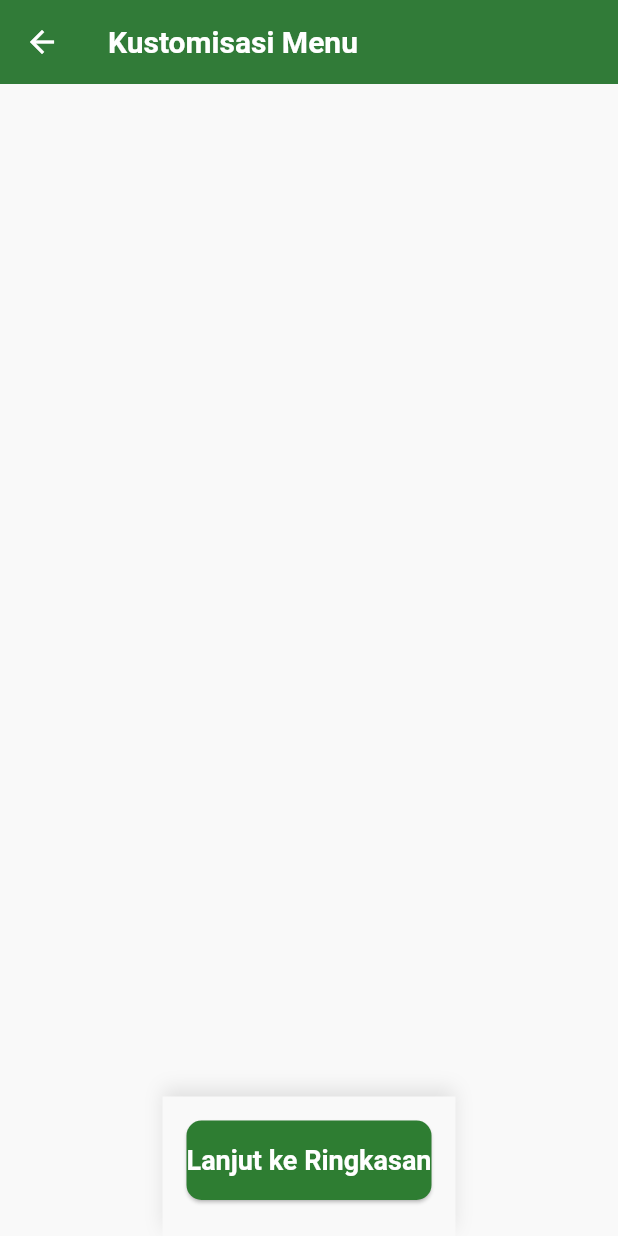
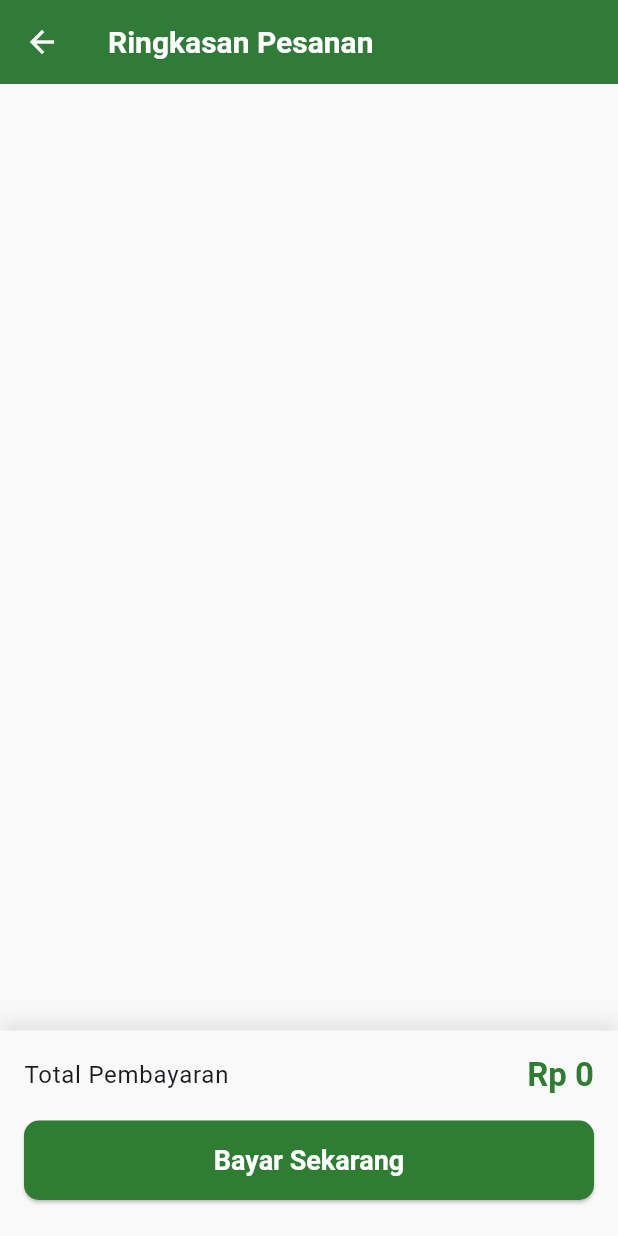
Before and after one commit to Blitzore/katering-app, a Flutter app: the CustomizationScreen screen opened directly with empty values, after a tap on "Lanjut ke Ringkasan", on a phone screen of 412 x 824 dp. Run offline on Flutter 3.47's test engine with Material 3 defaults, Android fonts, the phone set to English and light mode, and no system bars; our stand-ins replace badges, cloud_firestore, firebase_auth, firebase_core, image_picker; missing offline and left inert: cloudinary_public; accounts and stored records are empty.

Commit message:
feat(customer): Add checkout and order summary page

```diff
--- /dev/null
+++ b/lib/screens/customer/checkout_screen.dart
@@ -0,0 +1,113 @@
+// File: lib/screens/customer/checkout_screen.dart
+import 'package:flutter/material.dart';
+import 'package:intl/intl.dart';
+import '../../models/subscription_slot.dart';
+
+/// Halaman Ringkasan Pesanan (Checkout).
+/// Menampilkan semua slot yang dipilih dan total harga final.
+class CheckoutScreen extends StatelessWidget {
+  final List<SubscriptionSlot> slots;
+
+  const CheckoutScreen({Key? key, required this.slots}) : super(key: key);
+
+  /// Menghitung total harga final dari semua menu yang dipilih di slot.
+  int _calculateFinalPrice() {
+    int total = 0;
+    for (var slot in slots) {
+      // selectedMenu tidak mungkin null karena dicek di halaman sebelumnya
+      total += slot.selectedMenu!.harga;
+    }
+    return total;
+  }
+
+  @override
+  Widget build(BuildContext context) {
+    final currencyFormatter =
+        NumberFormat.currency(locale: 'id_ID', symbol: 'Rp ', decimalDigits: 0);
+    final finalPrice = _calculateFinalPrice();
+
+    return Scaffold(
+      appBar: AppBar(
+        title: const Text('Ringkasan Pesanan'),
+      ),
+      body: Column(
+        children: [
+          Expanded(
+            child: ListView.builder(
+              padding: const EdgeInsets.all(16.0),
+              itemCount: slots.length,
+              itemBuilder: (context, index) {
+                final slot = slots[index];
+                return Card(
+                  margin: const EdgeInsets.only(bottom: 8),
+                  child: ListTile(
+                    title: Text(
+                      slot.label, // Misal: "Hari 1 - Siang"
+                      style: const TextStyle(fontWeight: FontWeight.bold),
+                    ),
+                    subtitle: Text(
+                      slot.selectedMenu!.namaMenu, // Misal: "Nasi Goreng"
+                    ),
+                    trailing: Text(
+                      currencyFormatter.format(slot.selectedMenu!.harga),
+                      style: const TextStyle(color: Colors.green),
+                    ),
+                  ),
+                );
+              },
+            ),
+          ),
+          // Footer Total Harga dan Tombol Bayar
+          _buildPaymentFooter(context, currencyFormatter, finalPrice),
+        ],
+      ),
+    );
+  }
+
+  /// Widget untuk footer Total dan Tombol
+  Widget _buildPaymentFooter(
+      BuildContext context, NumberFormat formatter, int totalHarga) {
+    return Container(
+      padding: const EdgeInsets.fromLTRB(16, 16, 16, 24),
+      decoration: BoxDecoration(
+        color: Theme.of(context).scaffoldBackgroundColor,
+        boxShadow: [
+          BoxShadow(
+            color: Colors.black.withOpacity(0.1),
+            blurRadius: 10,
+            offset: const Offset(0, -5),
+          ),
+        ],
+      ),
+      child: Column(
+        crossAxisAlignment: CrossAxisAlignment.stretch,
+        children: [
+          Row(
+            mainAxisAlignment: MainAxisAlignment.spaceBetween,
+            children: [
+              Text(
+                'Total Pembayaran',
+                style: Theme.of(context).textTheme.bodyLarge,
+              ),
+              Text(
+                formatter.format(totalHarga),
+                style: Theme.of(context).textTheme.titleLarge?.copyWith(
+                      color: Theme.of(context).primaryColor,
+                      fontWeight: FontWeight.bold,
+                    ),
+              ),
+            ],
+          ),
+          const SizedBox(height: 16),
+          ElevatedButton(
+            onPressed: () {
+              // TODO (Minggu ke-5): Integrasi Payment Gateway
+              print('Mulai proses pembayaran...');
+            },
+            child: const Text('Bayar Sekarang'),
+          ),
+        ],
+      ),
+    );
+  }
+}
--- a/lib/screens/customer/customization_screen.dart
+++ b/lib/screens/customer/customization_screen.dart
@@ -4,6 +4,7 @@ import 'package:provider/provider.dart';
 import '../../models/menu_model.dart';
 import '../../models/subscription_slot.dart';
 import '../../providers/cart_provider.dart';
+import 'checkout_screen.dart'; // Import halaman checkout baru
 
 /// Halaman untuk kustomisasi menu harian (mengisi slot).
 class CustomizationScreen extends StatefulWidget {
@@ -15,7 +16,7 @@ class CustomizationScreen extends StatefulWidget {
     Key? key,
     required this.totalDays,
     required this.mealsPerDay,
-    required this.selectedMealTime, // Terima data baru
+    required this.selectedMealTime,
   }) : super(key: key);
 
   @override
@@ -71,9 +72,13 @@ class _CustomizationScreenState extends State<CustomizationScreen> {
       return;
     }
 
-    // TODO: Navigasi ke Halaman Checkout (Ringkasan)
-    print('Lanjut ke Checkout. ${_slots.length} slot terisi.');
-    // Di sini Anda bisa mengirim _slots ke halaman checkout
+    // Navigasi ke Halaman Checkout dan kirim data slot
+    Navigator.push(
+      context,
+      MaterialPageRoute(
+        builder: (context) => CheckoutScreen(slots: _slots),
+      ),
+    );
   }
 
   @override
```
